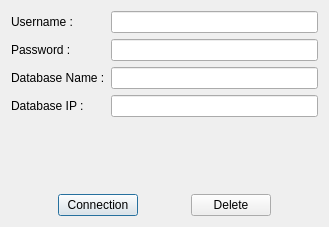
This is dialogconnexion.ui in LouisVraie/dbManagerApp as Qt 5 draws it before an edit. The edited form follows.
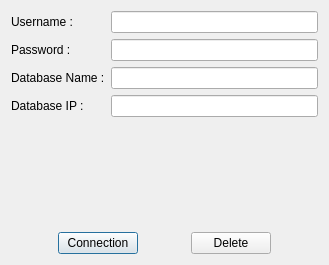
This is the edited form.

The edit to the form file:
```diff
--- a/dialogconnexion.ui
+++ b/dialogconnexion.ui
@@ -7,7 +7,7 @@
     <x>0</x>
     <y>0</y>
     <width>329</width>
-    <height>227</height>
+    <height>265</height>
    </rect>
   </property>
   <property name="windowTitle">
```
Left out of the diff: 7 changed lines with no effect on the pictures.
